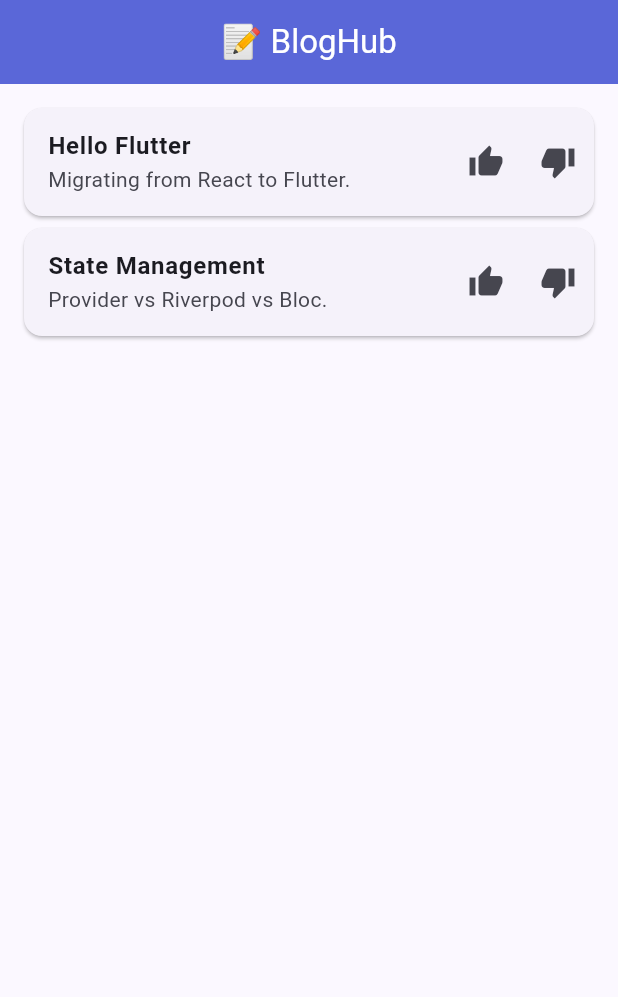
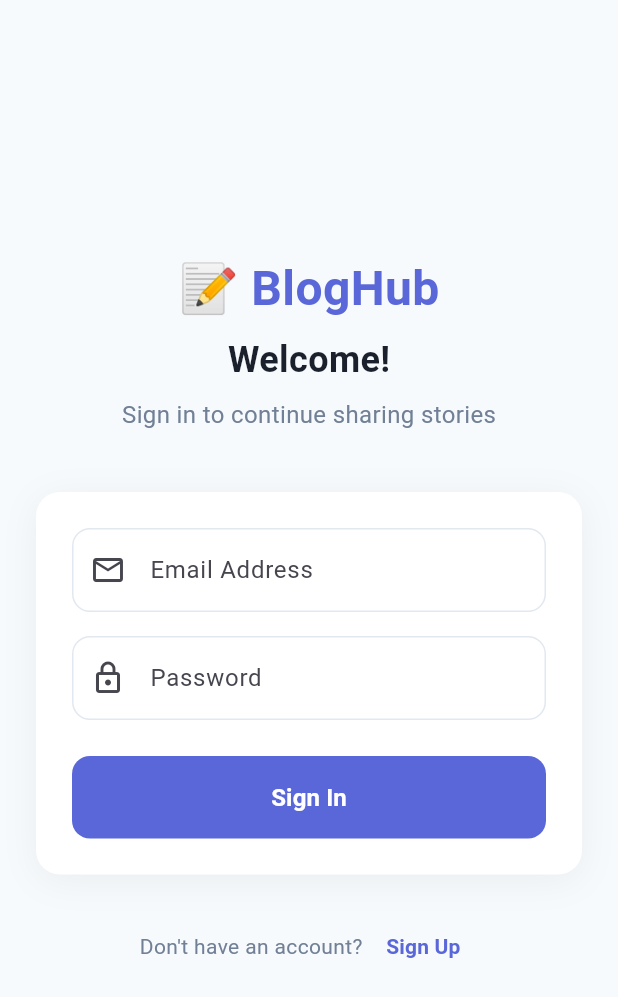
Before and after one commit to PitaoC/Blog-Assesment, a Flutter app: the screen it shows after launch, on a phone screen of 412 x 824 dp. Shown: the top 997 px of the screen. Run offline on Flutter 3.47's test engine with Material 3 defaults, Android fonts, the phone set to English and light mode, and no system bars; our stand-ins replace flutter_dotenv, supabase_flutter; accounts and stored records are empty.

Commit message:
add login screen UI

```diff
--- a/flutter_assesment/lib/app.dart
+++ b/flutter_assesment/lib/app.dart
@@ -1,5 +1,6 @@
 import 'package:flutter/material.dart';
-import 'screens/home_screen.dart';
+import 'screens/login_screen.dart';
+
 
 class BlogApp extends StatelessWidget {
   const BlogApp({super.key});
@@ -22,7 +23,7 @@ class BlogApp extends StatelessWidget {
       ),
       initialRoute: '/',
       routes: {
-        '/': (_) => const HomeScreen(),
+        '/': (_) => const LoginScreen(),
       },
     );
   }
--- /dev/null
+++ b/flutter_assesment/lib/screens/login_screen.dart
@@ -0,0 +1,153 @@
+import 'package:flutter/material.dart';
+
+class LoginScreen extends StatelessWidget {
+  const LoginScreen({super.key});
+
+  @override
+  Widget build(BuildContext context) {
+    return Scaffold(
+      backgroundColor: const Color(0xFFF7FAFC),
+      body: SafeArea(
+        child: Center(
+          child: SingleChildScrollView(
+            padding: const EdgeInsets.all(24),
+            child: Column(
+              mainAxisAlignment: MainAxisAlignment.center,
+              children: [
+                const Text(
+                  '📝 BlogHub',
+                  style: TextStyle(
+                    fontSize: 32,
+                    fontWeight: FontWeight.bold,
+                    color: Color(0xFF5A67D8),
+                  ),
+                ),
+                const SizedBox(height: 8),
+                const Text(
+                  'Welcome!',
+                  style: TextStyle(
+                    fontSize: 24,
+                    fontWeight: FontWeight.w600,
+                    color: Color(0xFF1A202C),
+                  ),
+                ),
+                const SizedBox(height: 8),
+                const Text(
+                  'Sign in to continue sharing stories',
+                  style: TextStyle(
+                    fontSize: 16,
+                    color: Color(0xFF718096),
+                  ),
+                ),
+                const SizedBox(height: 40),
+
+                Container(
+                  padding: const EdgeInsets.all(24),
+                  decoration: BoxDecoration(
+                    color: Colors.white,
+                    borderRadius: BorderRadius.circular(16),
+                    boxShadow: [
+                      BoxShadow(
+                        color: Colors.black.withOpacity(0.05),
+                        blurRadius: 20,
+                        offset: const Offset(0, 4),
+                      ),
+                    ],
+                  ),
+                  child: Column(
+                    crossAxisAlignment: CrossAxisAlignment.stretch,
+                    children: [
+                      TextFormField(
+                        keyboardType: TextInputType.emailAddress,
+                        decoration: InputDecoration(
+                          labelText: 'Email Address',
+                          hintText: 'you@example.com',
+                          prefixIcon: const Icon(Icons.email_outlined),
+                          border: OutlineInputBorder(
+                            borderRadius: BorderRadius.circular(12),
+                          ),
+                          enabledBorder: OutlineInputBorder(
+                            borderRadius: BorderRadius.circular(12),
+                            borderSide: const BorderSide(color: Color(0xFFE2E8F0)),
+                          ),
+                          focusedBorder: OutlineInputBorder(
+                            borderRadius: BorderRadius.circular(12),
+                            borderSide: const BorderSide(color: Color(0xFF5A67D8), width: 2),
+                          ),
+                        ),
+                      ),
+                      const SizedBox(height: 16),
+
+                      TextFormField(
+                        obscureText: true,
+                        decoration: InputDecoration(
+                          labelText: 'Password',
+                          hintText: '••••••••',
+                          prefixIcon: const Icon(Icons.lock_outlined),
+                          border: OutlineInputBorder(
+                            borderRadius: BorderRadius.circular(12),
+                          ),
+                          enabledBorder: OutlineInputBorder(
+                            borderRadius: BorderRadius.circular(12),
+                            borderSide: const BorderSide(color: Color(0xFFE2E8F0)),
+                          ),
+                          focusedBorder: OutlineInputBorder(
+                            borderRadius: BorderRadius.circular(12),
+                            borderSide: const BorderSide(color: Color(0xFF5A67D8), width: 2),
+                          ),
+                        ),
+                      ),
+                      const SizedBox(height: 24),
+
+                      ElevatedButton(
+                        onPressed: () {},
+                        style: ElevatedButton.styleFrom(
+                          backgroundColor: const Color(0xFF5A67D8),
+                          foregroundColor: Colors.white,
+                          padding: const EdgeInsets.symmetric(vertical: 16),
+                          shape: RoundedRectangleBorder(
+                            borderRadius: BorderRadius.circular(12),
+                          ),
+                          elevation: 0,
+                        ),
+                        child: const Text(
+                          'Sign In',
+                          style: TextStyle(
+                            fontSize: 16,
+                            fontWeight: FontWeight.w600,
+                          ),
+                        ),
+                      ),
+                    ],
+                  ),
+                ),
+                const SizedBox(height: 24),
+
+                Row(
+                  mainAxisAlignment: MainAxisAlignment.center,
+                  children: [
+                    const Text(
+                      "Don't have an account? ",
+                      style: TextStyle(color: Color(0xFF718096)),
+                    ),
+                    TextButton(
+                      onPressed: () {
+                      },
+                      child: const Text(
+                        'Sign Up',
+                        style: TextStyle(
+                          color: Color(0xFF5A67D8),
+                          fontWeight: FontWeight.w600,
+                        ),
+                      ),
+                    ),
+                  ],
+                ),
+              ],
+            ),
+          ),
+        ),
+      ),
+    );
+  }
+}
```
